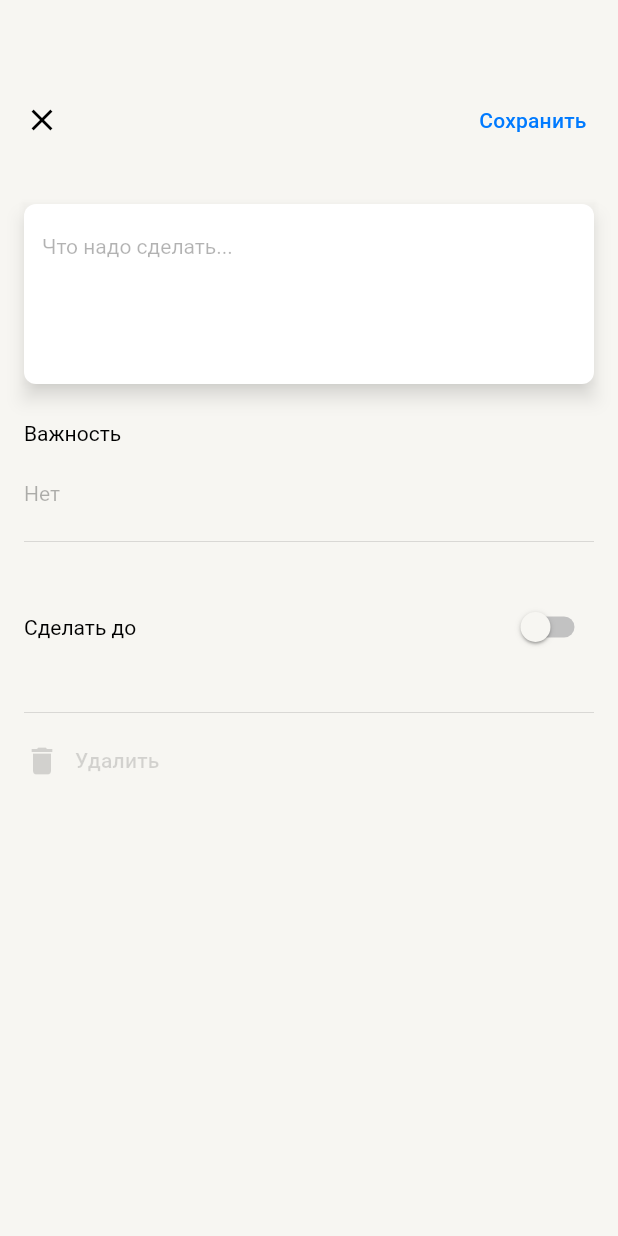
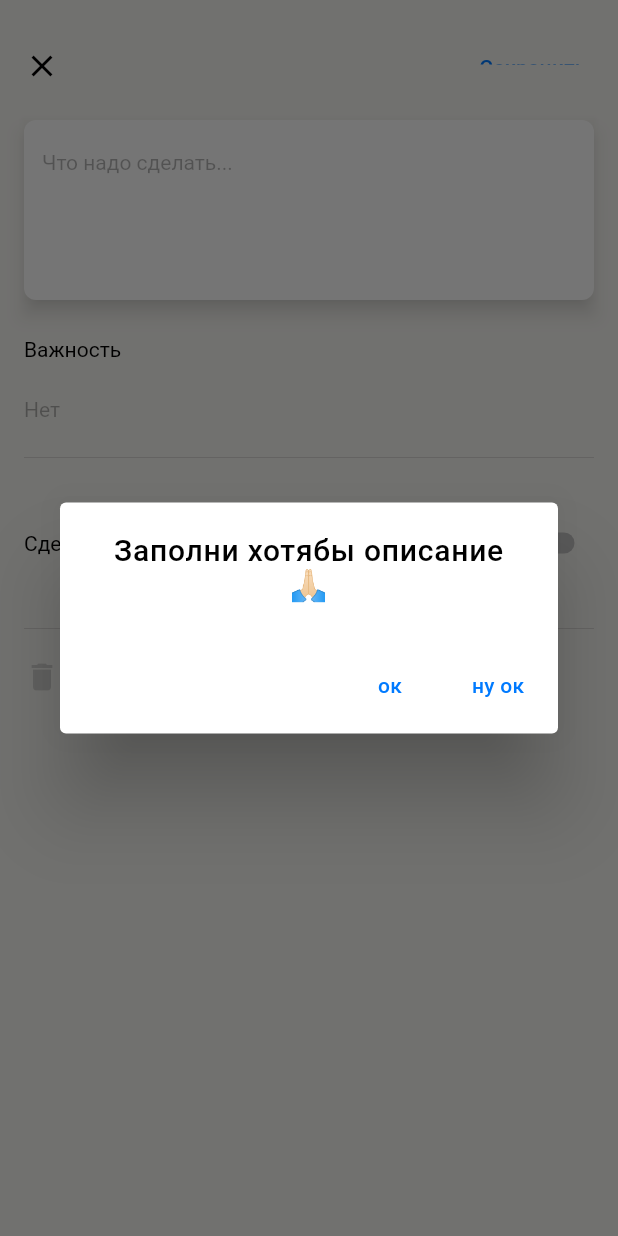
Before and after one commit to dslmnvv/todo_list, a Flutter app: the AddTaskPage screen opened by its route, after a tap on "Сохранить", on a phone screen of 412 x 824 dp. Run offline on Flutter 3.47's test engine with Material 2 defaults, Android fonts, the light colour scheme and no system bars.

Commit message:
add: new add button(new) in list, showDialog in addTaskPage

```diff
--- a/lib/src/presentation/pages/appbar/light_app_bar.dart
+++ b/lib/src/presentation/pages/appbar/light_app_bar.dart
@@ -10,7 +10,7 @@ class LightAppBar extends StatelessWidget implements PreferredSizeWidget {
   @override
   Widget build(BuildContext context) {
     return Padding(
-      padding: const EdgeInsets.only(top: kToolbarHeight, left: 16, right: 16, bottom: 16),
+      padding: const EdgeInsets.only(top: 32, left: 16, right: 16, bottom: 16),
       child: Row(
         mainAxisAlignment: MainAxisAlignment.spaceBetween,
         crossAxisAlignment: CrossAxisAlignment.center,
@@ -24,5 +24,5 @@ class LightAppBar extends StatelessWidget implements PreferredSizeWidget {
   }
 
   @override
-  Size get preferredSize => const Size(0, 64 + kToolbarHeight);
+  Size get preferredSize => const Size(0, 64);
 }
--- a/lib/src/presentation/providers/add_task_provider.dart
+++ b/lib/src/presentation/providers/add_task_provider.dart
@@ -1,4 +1,5 @@
 import 'dart:developer';
+
 
 import 'package:flutter/material.dart';
 import 'package:provider/provider.dart';
@@ -57,7 +58,24 @@ class AddTaskProvider with ChangeNotifier{
       NavigationService.pop();
     }else{
       log('Description is empty : ${task.description}', name: dName);
-      //todo: предупредить о пустоте
+      showDialog(
+          context: NavigationService.context,
+          builder: (context){
+            return const AlertDialog(
+              content: Text('Заполни хотябы описание 🙏🏻', textAlign: TextAlign.center,),
+              actions: [
+                TextButton(
+                    onPressed: NavigationService.pop,
+                    child: Text('ок')
+                ),
+                TextButton(
+                    onPressed: NavigationService.pop,
+                    child: Text('ну ок')
+                ),
+              ],
+            );
+          }
+      );
     }
   }
   onRemove(Task task){
--- a/lib/src/presentation/to_do_llist_app.dart
+++ b/lib/src/presentation/to_do_llist_app.dart
@@ -11,7 +11,7 @@ class TodoListApp extends StatelessWidget {
     return  MaterialApp(
       navigatorKey: NavigationService.navigatorKey,
       theme:  StyleLibrary.theme.main,
-      darkTheme: StyleLibrary.theme.main,//todo: изменить тему
+      darkTheme: StyleLibrary.theme.main, //todo: изменить тему
       debugShowCheckedModeBanner: false,
       title: 'To-Do list',
       onGenerateRoute: NavigationService.onGenerateRoute,
```
Also changed, not shown: lib/src/presentation/pages/home_page.dart (+29 -5 lines).
